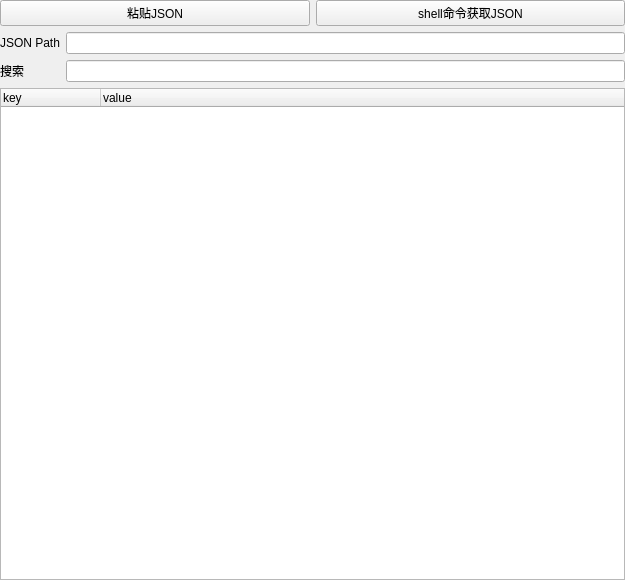
This is ui/json_tool_frame.ui in KnockHarder/browserbot as Qt 5 draws it before an edit. The edited form follows.
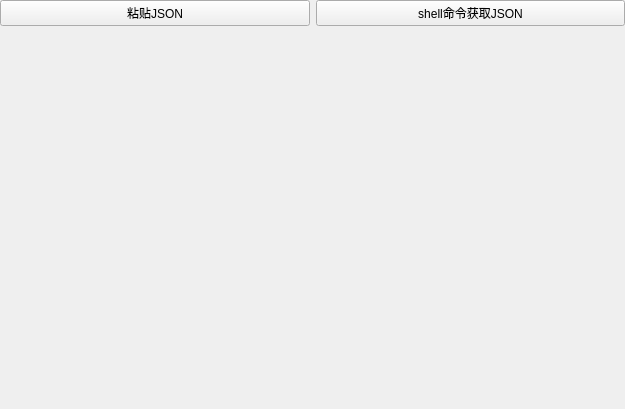
This is the edited form.

Commit message: 支持多个 json

What changed in the file:
```diff
--- a/ui/json_tool_frame.ui
+++ b/ui/json_tool_frame.ui
@@ -7,7 +7,7 @@
     <x>0</x>
     <y>0</y>
     <width>625</width>
-    <height>580</height>
+    <height>409</height>
    </rect>
   </property>
   <property name="windowTitle">
@@ -48,50 +48,22 @@
     </layout>
    </item>
    <item>
-    <layout class="QFormLayout" name="formLayout">
-     <property name="sizeConstraint">
-      <enum>QLayout::SetNoConstraint</enum>
+    <widget class="QTabWidget" name="tabWidget">
+     <property name="tabShape">
+      <enum>QTabWidget::Rounded</enum>
      </property>
-     <property name="fieldGrowthPolicy">
-      <enum>QFormLayout::ExpandingFieldsGrow</enum>
+     <property name="documentMode">
+      <bool>true</bool>
      </property>
-     <property name="formAlignment">
-      <set>Qt::AlignLeading|Qt::AlignLeft|Qt::AlignTop</set>
+     <property name="tabsClosable">
+      <bool>true</bool>
      </property>
-     <item row="0" column="0">
-      <widget class="QLabel" name="json_path_label_widget">
-       <property name="text">
-        <string>JSON Path</string>
-       </property>
-      </widget>
-     </item>
-     <item row="0" column="1">
-      <widget class="QLineEdit" name="json_path_edit_widget"/>
-     </item>
-     <item row="1" column="0">
-      <widget class="QLabel" name="search_label_widget">
-       <property name="text">
-        <string>搜索</string>
-       </property>
-      </widget>
-     </item>
-     <item row="1" column="1">
-      <widget class="QLineEdit" name="search_text_edit_widget"/>
-     </item>
-    </layout>
-   </item>
-   <item>
-    <widget class="QTreeWidget" name="json_tree_widget">
-     <column>
-      <property name="text">
-       <string notr="true">key</string>
-      </property>
-     </column>
-     <column>
-      <property name="text">
-       <string>value</string>
-      </property>
-     </column>
+     <property name="movable">
+      <bool>true</bool>
+     </property>
+     <property name="tabBarAutoHide">
+      <bool>false</bool>
+     </property>
     </widget>
    </item>
   </layout>
```
Left out of the diff: 59 changed lines with no effect on the pictures. The commit also changes 4 other files.
